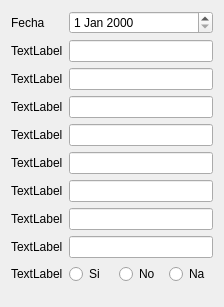
Before: the Qt Designer form dialogaorta.ui in iyustlop/valvulares, drawn with Qt 5.
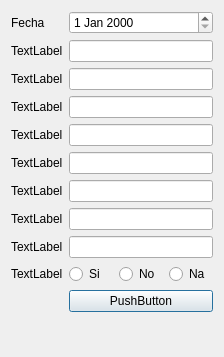
After: the same form once the commit is applied.

Commit message: llamada a Aorta Dialogo

Patch:
```diff
--- a/dialogaorta.ui
+++ b/dialogaorta.ui
@@ -7,7 +7,7 @@
     <x>0</x>
     <y>0</y>
     <width>224</width>
-    <height>307</height>
+    <height>357</height>
    </rect>
   </property>
   <property name="windowTitle">
@@ -138,6 +138,13 @@
        </item>
       </layout>
      </item>
+     <item row="10" column="1">
+      <widget class="QPushButton" name="pushButton">
+       <property name="text">
+        <string>PushButton</string>
+       </property>
+      </widget>
+     </item>
     </layout>
    </item>
   </layout>
```
The commit also changes 1 other file.
